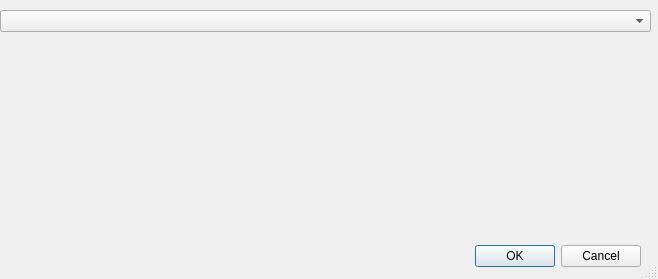
Qt form forms/objectpropertiesdlg.ui (RasmusRPaulsen/Sumatra) before a commit.
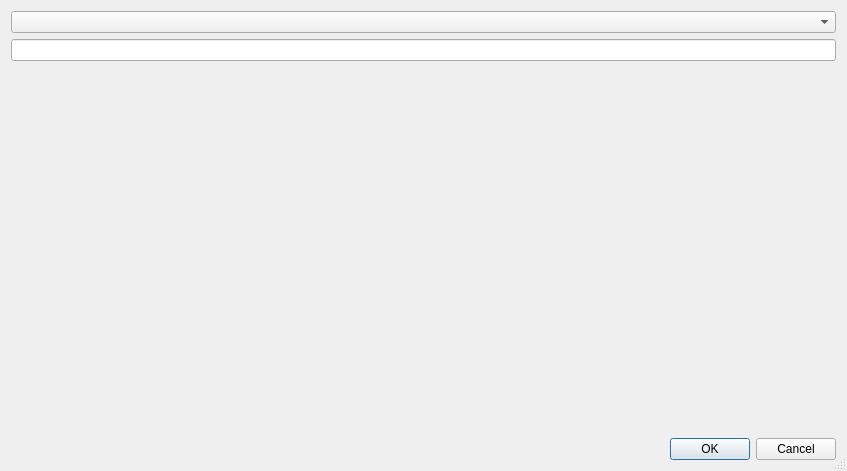
The same form after that commit.

Commit message: object props dialog

Diff of the .ui file:
```diff
--- a/forms/objectpropertiesdlg.ui
+++ b/forms/objectpropertiesdlg.ui
@@ -6,8 +6,8 @@
    <rect>
     <x>0</x>
     <y>0</y>
-    <width>658</width>
-    <height>279</height>
+    <width>847</width>
+    <height>471</height>
    </rect>
   </property>
   <property name="windowTitle">
@@ -16,15 +16,9 @@
   <property name="sizeGripEnabled">
    <bool>true</bool>
   </property>
+  <layout class="QGridLayout" name="gridLayout">
+   <item row="2" column="0">
   <widget class="QDialogButtonBox" name="buttonBox">
-   <property name="geometry">
-    <rect>
-     <x>300</x>
-     <y>240</y>
-     <width>341</width>
-     <height>32</height>
-    </rect>
-   </property>
    <property name="orientation">
     <enum>Qt::Horizontal</enum>
    </property>
@@ -32,21 +26,31 @@
     <set>QDialogButtonBox::Cancel|QDialogButtonBox::Ok</set>
    </property>
   </widget>
-  <widget class="QWidget" name="formLayoutWidget">
-   <property name="geometry">
-    <rect>
-     <x>0</x>
-     <y>10</y>
-     <width>651</width>
-     <height>131</height>
-    </rect>
-   </property>
+   </item>
+   <item row="0" column="0">
    <layout class="QFormLayout" name="formLayout">
     <item row="0" column="0" colspan="2">
      <widget class="QComboBox" name="selectedObjectCB"/>
     </item>
-   </layout>
-  </widget>
+     <item row="1" column="0" colspan="2">
+      <widget class="QLineEdit" name="fullObjectName">
+       <property name="enabled">
+        <bool>true</bool>
+       </property>
+       <property name="acceptDrops">
+        <bool>false</bool>
+       </property>
+       <property name="frame">
+        <bool>true</bool>
+       </property>
+       <property name="readOnly">
+        <bool>true</bool>
+       </property>
+      </widget>
+     </item>
+    </layout>
+   </item>
+  </layout>
  </widget>
  <resources/>
  <connections>
```
Left out of the diff: 2 changed lines with no effect on the pictures. Lines whose indentation alone changed are shown as unchanged. The commit also changes 3 other files.
